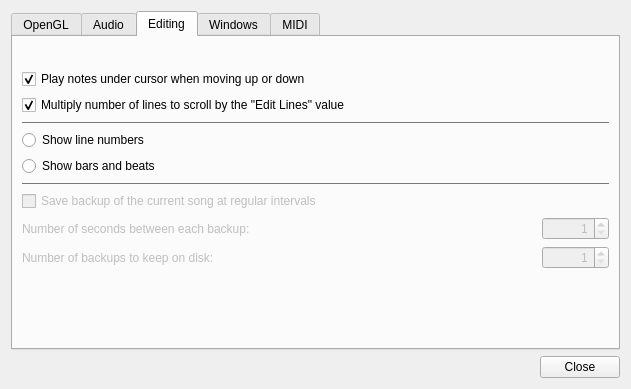
Old version of the form Qt/qt4_preferences.ui in the repository kmatheussen/radium.
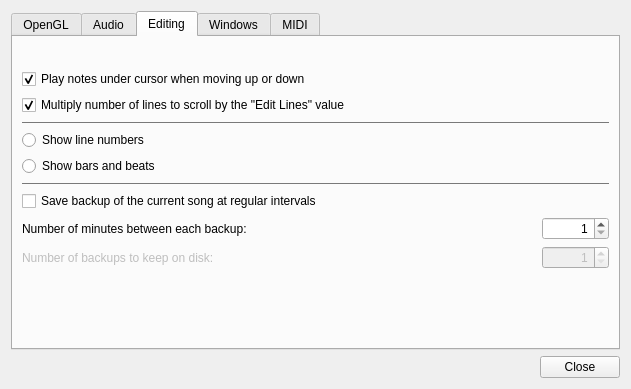
New version of the form.

Commit message: Do automatic backup every minute, if there are unsaved edits, and radium is not playing

What changed in the file:
```diff
--- a/Qt/qt4_preferences.ui
+++ b/Qt/qt4_preferences.ui
@@ -313,6 +313,9 @@
       </layout>
      </widget>
      <widget class="QWidget" name="tab">
+      <property name="enabled">
+       <bool>true</bool>
+      </property>
       <attribute name="title">
        <string>Editing</string>
       </attribute>
@@ -1367,7 +1370,7 @@
        <item>
         <widget class="QCheckBox" name="autosave_onoff">
          <property name="enabled">
-          <bool>false</bool>
+          <bool>true</bool>
          </property>
          <property name="sizePolicy">
           <sizepolicy hsizetype="Minimum" vsizetype="Minimum">
@@ -1397,7 +1400,7 @@
          <item>
           <widget class="QLabel" name="label_4">
            <property name="enabled">
-            <bool>false</bool>
+            <bool>true</bool>
            </property>
            <property name="sizePolicy">
             <sizepolicy hsizetype="Preferred" vsizetype="Preferred">
@@ -1406,14 +1409,14 @@
             </sizepolicy>
            </property>
            <property name="text">
-            <string>Number of seconds between each backup:</string>
+            <string>Number of minutes between each backup:</string>
            </property>
           </widget>
          </item>
          <item>
           <widget class="QSpinBox" name="backup_interval">
            <property name="enabled">
-            <bool>false</bool>
+            <bool>true</bool>
            </property>
            <property name="sizePolicy">
             <sizepolicy hsizetype="Minimum" vsizetype="Fixed">
```
Left out of the diff: 4 changed lines with no effect on the pictures. The commit also changes 10 other files.
